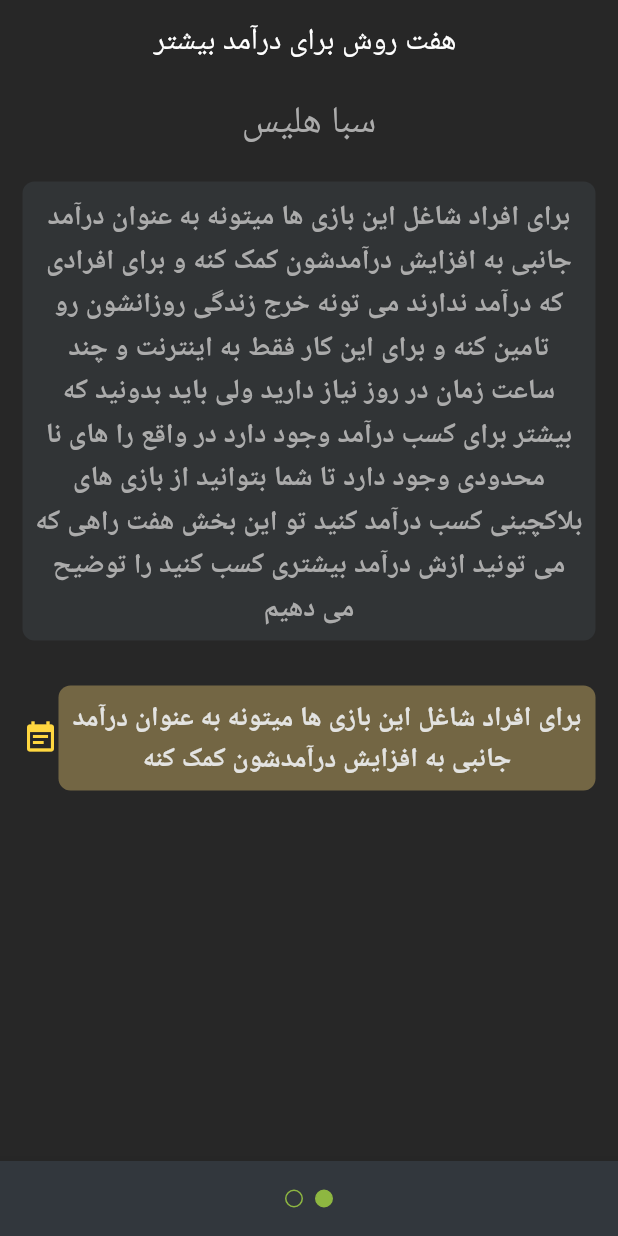
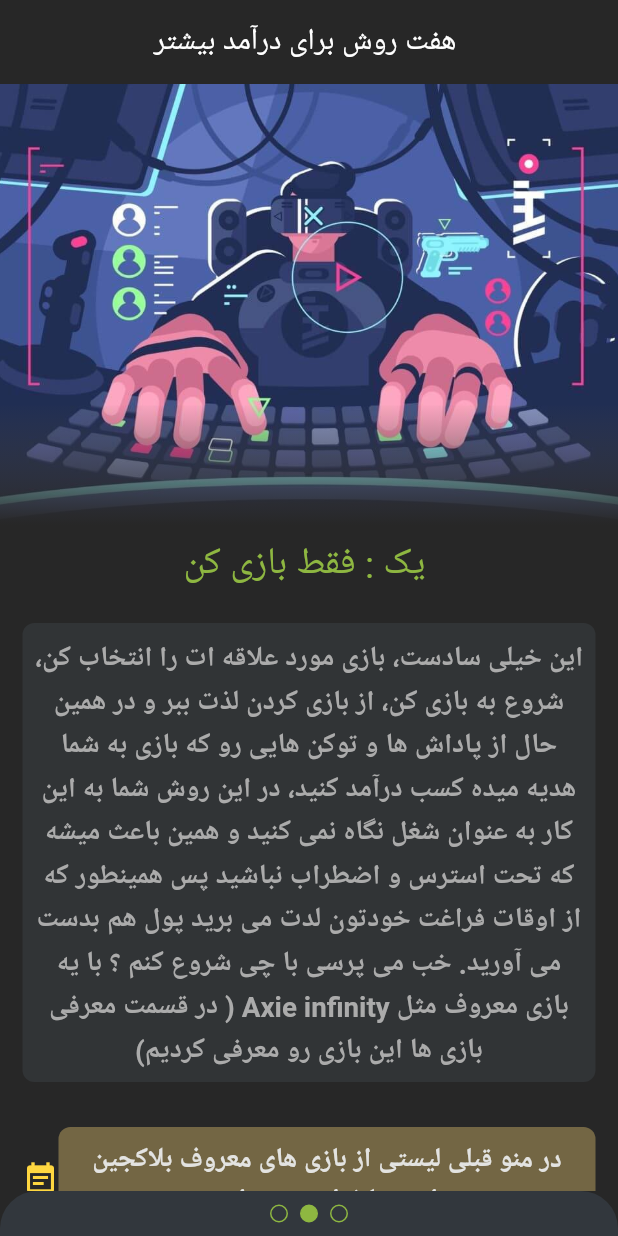
Before and after one commit to Manticodes/pageView_practice, a Flutter app: the screen it shows after launch, swiped to page 2, on a phone screen of 412 x 824 dp. Run offline on Flutter 3.47's test engine with Material 2 defaults, Android fonts, the phone set to English and light mode, and no system bars.

Commit message:
make page ready for project

```diff
--- a/lib/articledatamodel.dart
+++ b/lib/articledatamodel.dart
@@ -23,16 +23,23 @@ List<Article> articleData = [
           'از زمانی که ارزش جهانی صنعت بازی تا 300 بیلیون دلار رشد کرد، دیگر بازی کردن فقط یک تفریح برای اوقات فراغت محسوب نمی شود. این روز های افراد زیادی درآمد های کلانی از بازی کردن بدست می آورند، کاری که زمانی تفریح محسوب می شد امروزه می تواند منبع درآمد خوبی برای افراد باشد، مخصوصا از زمانی که بازی ها بر پایه بلاکچین و ارز های دیجیتال ساخته شده اند این فرصت برای افراد بیشتری بوجود آمد تا بتوانند همراه با تجربه بازی درآمد هم کسب کنند.',
       image: 'assets/image/top-p2e-games-march.jpg',
       starnote:
-          'برای افراد شاغل این بازی ها میتونه به عنوان درآمد جانبی به افزایش درآمدشون کمک کنه ',
+          'کاری که زمانی تفریح محسوب می شد امروزه می تواند منبع درآمد خوبی برای افراد باشد',
       text2:
           'برای افراد شاغل این بازی ها میتونه به عنوان درآمد جانبی به افزایش درآمدشون کمک کنه و برای افرادی که درآمد ندارند می تونه خرج زندگی روزانشون رو تامین کنه و برای این کار فقط به اینترنت و چند ساعت زمان در روز نیاز دارید ولی باید بدونید که بیشتر برای کسب درآمد وجود دارد در واقع را های نا محدودی وجود دارد تا شما بتوانید از بازی های بلاکچینی کسب درآمد کنید تو این بخش هفت راهی که می تونید ازش درآمد بیشتری کسب کنید را توضیح می دهیم ',
       image2: 'assets/image/fdfdfd.jpg',
       starnote2:
           'برای افراد شاغل این بازی ها میتونه به عنوان درآمد جانبی به افزایش درآمدشون کمک کنه '),
   Article(
-      title: 'سبا هلیس',
+      title: 'یک : فقط بازی کن ',
       text:
-          'برای افراد شاغل این بازی ها میتونه به عنوان درآمد جانبی به افزایش درآمدشون کمک کنه و برای افرادی که درآمد ندارند می تونه خرج زندگی روزانشون رو تامین کنه و برای این کار فقط به اینترنت و چند ساعت زمان در روز نیاز دارید ولی باید بدونید که بیشتر برای کسب درآمد وجود دارد در واقع را های نا محدودی وجود دارد تا شما بتوانید از بازی های بلاکچینی کسب درآمد کنید تو این بخش هفت راهی که می تونید ازش درآمد بیشتری کسب کنید را توضیح می دهیم ',
+          'این خیلی سادست، بازی مورد علاقه ات را انتخاب کن، شروع به بازی کن، از بازی کردن لذت ببر و در همین حال از پاداش ها و توکن هایی رو که بازی به شما هدیه میده کسب درآمد کنید، در این روش شما به این کار به عنوان شغل نگاه نمی کنید و همین باعث میشه که تحت استرس و اضطراب نباشید پس همینطور که از اوقات فراغت خودتون لدت می برید پول هم بدست می آورید. خب می پرسی با چی شروع کنم ؟ با یه بازی معروف مثل Axie infinity ( در قسمت معرفی بازی ها این بازی رو معرفی کردیم)',
       starnote:
-          'برای افراد شاغل این بازی ها میتونه به عنوان درآمد جانبی به افزایش درآمدشون کمک کنه ')
+          'در منو قبلی لیستی از بازی های معروف بلاکجین برای شما فراهم شده است',
+      image: 'assets/image/blockchain-game.jpeg'),
+  Article(
+    title: 'دو: در تورنومنت ها شرکت کن',
+    text:
+        'وقتی خوب بازی را یاد گرفتید و یه شخصیت با توانایی های خوب ساختید میتونید وارد رقابت ها بشید و در تورنومنت ها شرکت کنید تا پاداش های بیشتری کسب کنید، خیلی از تورنومنت های غیر رسمی هستند و خیلی های دیگه تورنومنت های بین المللی. علاوه بر این ها به صورت روتین تورنومنت هایی هم هستند که بعد از رسیدن به سطح خاصی به اونا دست پیدا می کنید و می تونید پول بیشتری در بیارید.',
+    image: 'assets/image/Gamer-620x400.jpg',
+  ),
 ];
--- a/lib/main.dart
+++ b/lib/main.dart
@@ -65,16 +65,21 @@ class _ArticlePageState extends State<ArticlePage>
   Widget build(BuildContext context) {
     return Scaffold(
       bottomNavigationBar: BottomAppBar(
-          color: Color.fromARGB(255, 50, 55, 61),
+          elevation: 0,
+          color: Color.fromARGB(255, 39, 39, 39),
           child: Container(
+            decoration: BoxDecoration(
+              borderRadius: BorderRadius.only(
+                  topLeft: Radius.circular(25), topRight: Radius.circular(25)),
+              color: Color.fromARGB(255, 50, 55, 61),
+            ),
             child: Center(
               child: TabPageSelector(
                 selectedColor: Color.fromARGB(255, 142, 183, 65),
                 controller: _dotcontroller,
               ),
             ),
-            height: 50,
-            color: Color.fromARGB(255, 50, 55, 61),
+            height: 30,
           )),
       backgroundColor: Color.fromARGB(255, 39, 39, 39),
       appBar: AppBar(
--- a/lib/slidepage.dart
+++ b/lib/slidepage.dart
@@ -60,7 +60,7 @@ class SlidePageWidget extends StatelessWidget {
                     child: Text(
                   title,
                   style: TextStyle(
-                      color: Color.fromARGB(255, 171, 171, 171), fontSize: 25),
+                      color: Color.fromARGB(255, 142, 183, 65), fontSize: 25),
                 )),
               ),
               Padding(
@@ -159,7 +159,7 @@ class SlidePageWidget extends StatelessWidget {
                             child: Container(
                               child: Padding(
                                 padding: const EdgeInsets.all(8.0),
-                                child: Text(starnote.toString(),
+                                child: Text(starnote2.toString(),
                                     softWrap: true,
                                     style: TextStyle(
                                         color:
```
Also changed, not shown: assets/image/1434_aHR0cHM6Ly9zMy5jb2ludGVsZWdyYXBoLmNvbS91cGxvYWRzLzIwMjItMDIvMjMzYTBiOTAtMWRlNi00ZTdhLWEzZGYtOTZkMTI1ZDA5OWQ5LmpwZw==.jpg (added), assets/image/1938442.png (added), assets/image/1_sgTn_PEbwzHM8J11qMlkKw.jpeg (added), assets/image/617bf5df33032d826fffe40d_Снимок экрана 2021-10-29 в 16.23.16.png (added), assets/image/Gamer-620x400.jpg (added), assets/image/blockchain-game.jpeg (added), assets/image/gamer-purple-blue-illustration.webp (added), assets/image/image.webp (added), assets/image/play-to-earn-crypto-games.webp (added).
